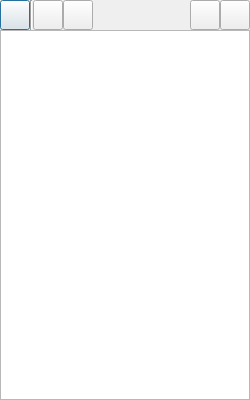
The window that gui/LayerDialog.ui (manufino/eSchema) describes before a commit, drawn with Qt 5.
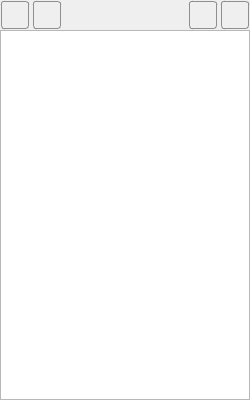
The same window after the commit. Icons and pictures are not drawn.

Commit message: LayerComboBox , LayerToolBarWidget, GraphicsPrimitive

```diff
--- a/gui/LayerDialog.ui
+++ b/gui/LayerDialog.ui
@@ -35,6 +35,19 @@
   <property name="windowOpacity">
    <double>1.000000000000000</double>
   </property>
+  <property name="styleSheet">
+   <string notr="true">QPushButton {
+    border: 1px solid #8f8f91;
+    border-radius: 3px;
+    background-color: qlineargradient(x1: 0, y1: 0, x2: 0, y2: 1,
+                                      stop: 0 #f6f7fa, stop: 1 #dadbde);
+margin:1px;
+}
+
+QPushButton:hover {
+	background-color: qlineargradient(spread:reflect, x1:0.523, y1:0, x2:0.522, y2:0.99322, stop:0 rgba(201, 255, 255, 239), stop:0.508772 rgba(197, 225, 255, 207), stop:0.997301 rgba(176, 255, 255, 236));
+}</string>
+  </property>
   <property name="modal">
    <bool>true</bool>
   </property>
@@ -57,7 +70,7 @@
    <item>
     <layout class="QHBoxLayout" name="horizontalLayout">
      <property name="spacing">
-      <number>0</number>
+      <number>2</number>
      </property>
      <item>
       <widget class="QPushButton" name="pushButton_5">
@@ -77,43 +90,7 @@
         <string/>
        </property>
        <property name="icon">
-        <iconset resource="resources.qrc">
-         <normaloff>:/res/resources/remix/bookmark-3-line.png</normaloff>:/res/resources/remix/bookmark-3-line.png</iconset>
-       </property>
-       <property name="iconSize">
-        <size>
-         <width>25</width>
-         <height>25</height>
-        </size>
-       </property>
-      </widget>
-     </item>
-     <item>
-      <widget class="Line" name="line">
-       <property name="orientation">
-        <enum>Qt::Vertical</enum>
-       </property>
-      </widget>
-     </item>
-     <item>
-      <widget class="QPushButton" name="pushButton_2">
-       <property name="minimumSize">
-        <size>
-         <width>30</width>
-         <height>30</height>
-        </size>
-       </property>
-       <property name="maximumSize">
-        <size>
-         <width>30</width>
-         <height>30</height>
-        </size>
-       </property>
-       <property name="text">
-        <string/>
-       </property>
-       <property name="icon">
-        <iconset resource="resources.qrc">
+        <iconset resource="../resources.qrc">
          <normaloff>:/res/resources/remix/eye-line.png</normaloff>:/res/resources/remix/eye-line.png</iconset>
        </property>
        <property name="iconSize">
```
Left out of the diff: 31 changed lines with no effect on the pictures. The commit also changes 20 other files.
